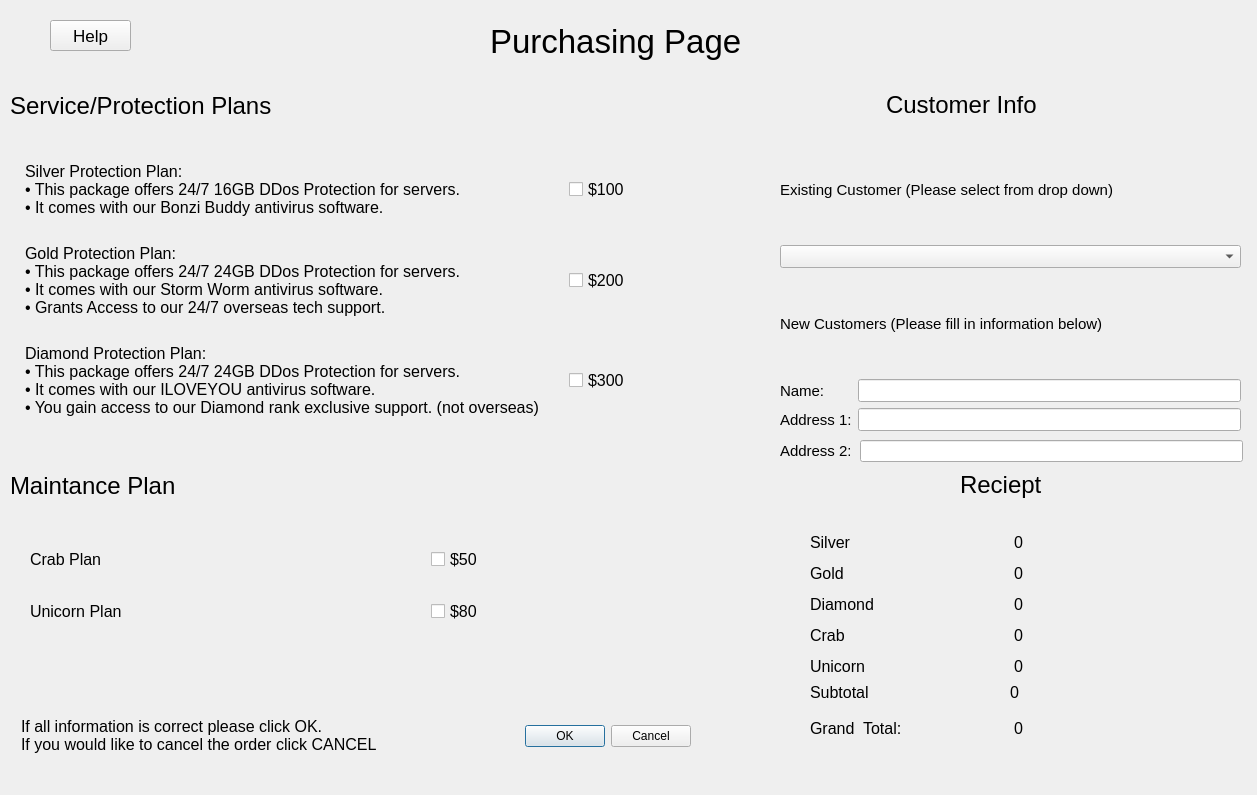
shatfield4/iCyberSecurity, file iCyberSecurity-master/iCyberSecurity-master/iCyberSecurity/purchasingpage.ui: the form before one commit.
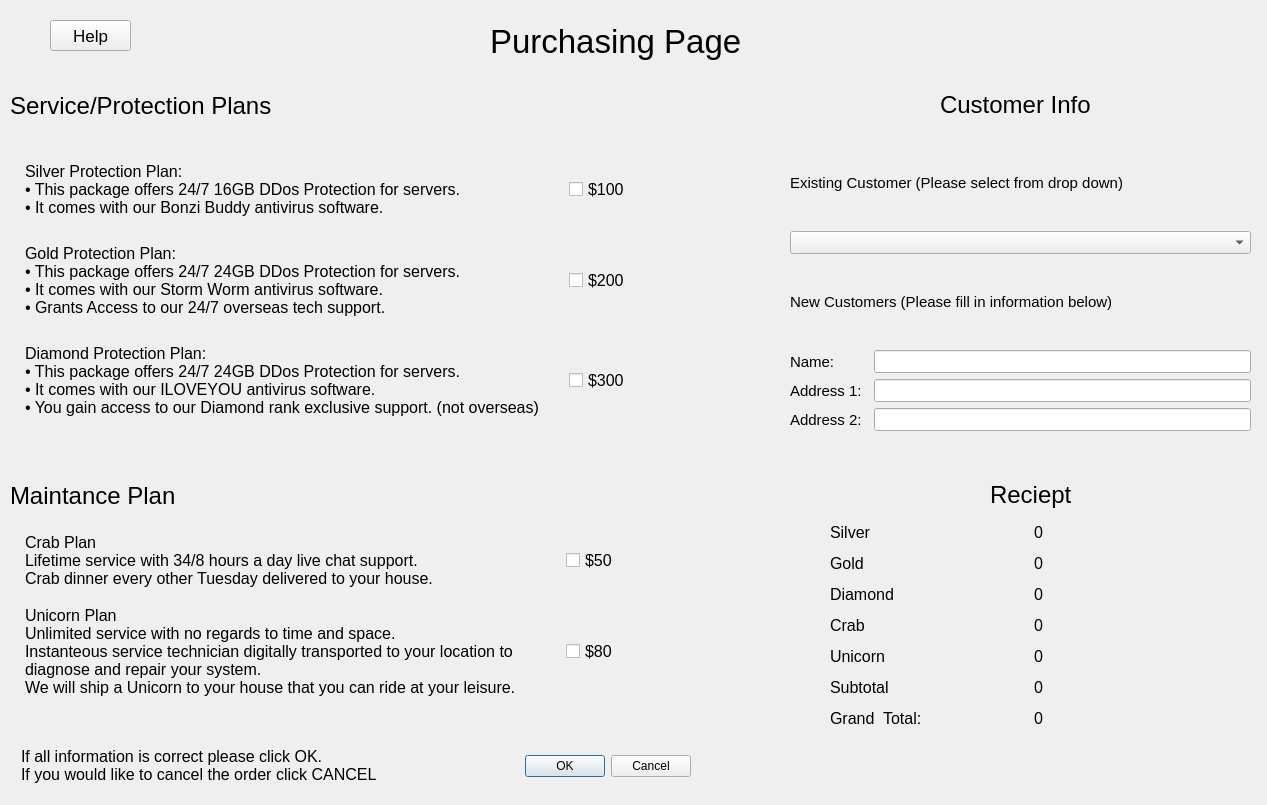
The form after the commit.

```diff
--- a/iCyberSecurity-master/iCyberSecurity-master/iCyberSecurity/purchasingpage.ui
+++ b/iCyberSecurity-master/iCyberSecurity-master/iCyberSecurity/purchasingpage.ui
@@ -6,8 +6,8 @@
    <rect>
     <x>0</x>
     <y>0</y>
-    <width>1257</width>
-    <height>795</height>
+    <width>1267</width>
+    <height>805</height>
    </rect>
   </property>
   <property name="windowTitle">
@@ -20,7 +20,7 @@
    <property name="geometry">
     <rect>
      <x>490</x>
-     <y>720</y>
+     <y>750</y>
      <width>201</width>
      <height>32</height>
     </rect>
@@ -68,11 +68,11 @@
     <string>Service/Protection Plans</string>
    </property>
   </widget>
-  <widget class="QLabel" name="label_3">
+  <widget class="QLabel" name="maintancePlanTitle">
    <property name="geometry">
     <rect>
      <x>10</x>
-     <y>470</y>
+     <y>480</y>
      <width>211</width>
      <height>31</height>
     </rect>
@@ -91,25 +91,25 @@
     <rect>
      <x>20</x>
      <y>520</y>
-     <width>721</width>
-     <height>131</height>
+     <width>762</width>
+     <height>190</height>
     </rect>
    </property>
-   <layout class="QGridLayout" name="gridLayout_2">
+   <layout class="QGridLayout" name="gridLayout_2" rowstretch="0,0">
     <property name="leftMargin">
-     <number>10</number>
+     <number>5</number>
     </property>
     <property name="topMargin">
-     <number>10</number>
+     <number>5</number>
     </property>
     <property name="rightMargin">
-     <number>10</number>
+     <number>5</number>
     </property>
     <property name="bottomMargin">
-     <number>10</number>
+     <number>5</number>
     </property>
     <property name="horizontalSpacing">
-     <number>100</number>
+     <number>50</number>
     </property>
     <property name="verticalSpacing">
      <number>10</number>
@@ -122,7 +122,9 @@
        </font>
       </property>
       <property name="text">
-       <string>Crab Plan</string>
+       <string>Crab Plan
+Lifetime service with 34/8 hours a day live chat support.
+Crab dinner every other Tuesday delivered to your house.</string>
       </property>
      </widget>
     </item>
@@ -146,7 +148,11 @@
        </font>
       </property>
       <property name="text">
-       <string>Unicorn Plan</string>
+       <string>Unicorn Plan
+Unlimited service with no regards to time and space.
+Instanteous service technician digitally transported to your location to
+diagnose and repair your system.
+We will ship a Unicorn to your house that you can ride at your leisure.</string>
       </property>
      </widget>
     </item>
@@ -167,8 +173,8 @@
   <widget class="QLabel" name="label_2">
    <property name="geometry">
     <rect>
-     <x>960</x>
-     <y>470</y>
+     <x>990</x>
+     <y>480</y>
      <width>101</width>
      <height>30</height>
     </rect>
@@ -185,9 +191,9 @@
   <widget class="QLabel" name="label_10">
    <property name="geometry">
     <rect>
-     <x>886</x>
+     <x>940</x>
      <y>90</y>
-     <width>201</width>
+     <width>177</width>
      <height>30</height>
     </rect>
    </property>
@@ -204,7 +210,7 @@
    <property name="geometry">
     <rect>
      <x>21</x>
-     <y>710</y>
+     <y>740</y>
      <width>441</width>
      <height>51</height>
     </rect>
@@ -354,7 +360,7 @@
   <widget class="QWidget" name="layoutWidget">
    <property name="geometry">
     <rect>
-     <x>780</x>
+     <x>790</x>
      <y>140</y>
      <width>461</width>
      <height>291</height>
@@ -364,28 +370,7 @@
     <property name="rightMargin">
      <number>0</number>
     </property>
-    <item row="5" column="1">
-     <widget class="QLineEdit" name="lineEdit">
-      <property name="font">
-       <font>
-        <pointsize>10</pointsize>
-       </font>
-      </property>
-     </widget>
-    </item>
-    <item row="5" column="0">
-     <widget class="QLabel" name="label_13">
-      <property name="font">
-       <font>
-        <pointsize>11</pointsize>
-       </font>
-      </property>
-      <property name="text">
-       <string>Name:</string>
-      </property>
-     </widget>
-    </item>
-    <item row="4" column="0" colspan="2">
+    <item row="4" column="0" colspan="3">
      <widget class="QLabel" name="label_12">
       <property name="font">
        <font>
@@ -397,7 +382,7 @@
       </property>
      </widget>
     </item>
-    <item row="0" column="0" colspan="2">
+    <item row="0" column="0" colspan="3">
      <widget class="QLabel" name="label_11">
       <property name="font">
        <font>
@@ -409,19 +394,7 @@
       </property>
      </widget>
     </item>
-    <item row="6" column="1">
-     <widget class="QLineEdit" name="lineEdit_2">
-      <property name="font">
-       <font>
-        <pointsize>10</pointsize>
-       </font>
-      </property>
-      <property name="text">
-       <string/>
-      </property>
-     </widget>
-    </item>
-    <item row="1" column="0" colspan="2">
+    <item row="1" column="0" colspan="3">
      <widget class="QComboBox" name="existingComboBox">
       <property name="font">
        <font>
@@ -430,6 +403,51 @@
       </property>
      </widget>
     </item>
+    <item row="6" column="2">
+     <widget class="QLineEdit" name="lineEdit_2">
+      <property name="font">
+       <font>
+        <pointsize>10</pointsize>
+       </font>
+      </property>
+      <property name="text">
+       <string/>
+      </property>
+     </widget>
+    </item>
+    <item row="7" column="0">
+     <widget class="QLabel" name="label_28">
+      <property name="font">
+       <font>
+        <pointsize>11</pointsize>
+       </font>
+      </property>
+      <property name="text">
+       <string>Address 2:</string>
+      </property>
+     </widget>
+    </item>
+    <item row="5" column="2">
+     <widget class="QLineEdit" name="lineEdit">
+      <property name="font">
+       <font>
+        <pointsize>10</pointsize>
+       </font>
+      </property>
+     </widget>
+    </item>
+    <item row="5" column="0">
+     <widget class="QLabel" name="label_13">
+      <property name="font">
+       <font>
+        <pointsize>11</pointsize>
+       </font>
+      </property>
+      <property name="text">
+       <string>Name:</string>
+      </property>
+     </widget>
+    </item>
     <item row="6" column="0">
      <widget class="QLabel" name="label_14">
       <property name="font">
@@ -442,20 +460,32 @@
       </property>
      </widget>
     </item>
+    <item row="7" column="2">
+     <widget class="QLineEdit" name="lineEdit_3">
+      <property name="font">
+       <font>
+        <pointsize>10</pointsize>
+       </font>
+      </property>
+      <property name="text">
+       <string/>
+      </property>
+     </widget>
+    </item>
    </layout>
   </widget>
   <widget class="QWidget" name="layoutWidget">
    <property name="geometry">
     <rect>
-     <x>810</x>
-     <y>530</y>
+     <x>830</x>
+     <y>520</y>
      <width>401</width>
      <height>211</height>
     </rect>
    </property>
    <layout class="QGridLayout" name="gridLayout_4">
-    <item row="3" column="1">
-     <widget class="QLabel" name="diamondPrice">
+    <item row="10" column="1">
+     <widget class="QLabel" name="totalPrice">
       <property name="font">
        <font>
         <pointsize>12</pointsize>
@@ -466,15 +496,15 @@
       </property>
      </widget>
     </item>
-    <item row="4" column="0">
-     <widget class="QLabel" name="label_15">
+    <item row="1" column="1">
+     <widget class="QLabel" name="silverPrice">
       <property name="font">
        <font>
         <pointsize>12</pointsize>
        </font>
       </property>
       <property name="text">
-       <string>Crab</string>
+       <string>0</string>
       </property>
      </widget>
     </item>
@@ -490,18 +520,6 @@
       </property>
      </widget>
     </item>
-    <item row="4" column="1">
-     <widget class="QLabel" name="crabPrice">
-      <property name="font">
-       <font>
-        <pointsize>12</pointsize>
-       </font>
-      </property>
-      <property name="text">
-       <string>0</string>
-      </property>
-     </widget>
-    </item>
     <item row="5" column="0">
      <widget class="QLabel" name="label_21">
       <property name="font">
@@ -514,6 +532,30 @@
       </property>
      </widget>
     </item>
+    <item row="10" column="0">
+     <widget class="QLabel" name="label_23">
+      <property name="font">
+       <font>
+        <pointsize>12</pointsize>
+       </font>
+      </property>
+      <property name="text">
+       <string>Grand  Total:</string>
+      </property>
+     </widget>
+    </item>
+    <item row="4" column="1">
+     <widget class="QLabel" name="crabPrice">
+      <property name="font">
+       <font>
+        <pointsize>12</pointsize>
+       </font>
+      </property>
+      <property name="text">
+       <string>0</string>
+      </property>
+     </widget>
+    </item>
     <item row="2" column="0">
      <widget class="QLabel" name="label_16">
       <property name="font">
@@ -526,6 +568,42 @@
       </property>
      </widget>
     </item>
+    <item row="3" column="1">
+     <widget class="QLabel" name="diamondPrice">
+      <property name="font">
+       <font>
+        <pointsize>12</pointsize>
+       </font>
+      </property>
+      <property name="text">
+       <string>0</string>
+      </property>
+     </widget>
+    </item>
+    <item row="2" column="1">
+     <widget class="QLabel" name="goldPrice">
+      <property name="font">
+       <font>
+        <pointsize>12</pointsize>
+       </font>
+      </property>
+      <property name="text">
+       <string>0</string>
+      </property>
+     </widget>
+    </item>
+    <item row="4" column="0">
+     <widget class="QLabel" name="label_15">
+      <property name="font">
+       <font>
+        <pointsize>12</pointsize>
+       </font>
+      </property>
+      <property name="text">
+       <string>Crab</string>
+      </property>
+     </widget>
+    </item>
     <item row="1" column="0">
      <widget class="QLabel" name="label_9">
       <property name="font">
@@ -550,8 +628,8 @@
       </property>
      </widget>
     </item>
-    <item row="1" column="1">
-     <widget class="QLabel" name="silverPrice">
+    <item row="8" column="1">
+     <widget class="QLabel" name="subtotalPrice">
       <property name="font">
        <font>
         <pointsize>12</pointsize>
@@ -562,128 +640,20 @@
       </property>
      </widget>
     </item>
-    <item row="7" column="0">
-     <widget class="QLabel" name="label_23">
+    <item row="8" column="0">
+     <widget class="QLabel" name="label_22">
       <property name="font">
        <font>
         <pointsize>12</pointsize>
        </font>
       </property>
       <property name="text">
-       <string>Grand  Total:</string>
-      </property>
-     </widget>
-    </item>
-    <item row="2" column="1">
-     <widget class="QLabel" name="goldPrice">
-      <property name="font">
-       <font>
-        <pointsize>12</pointsize>
-       </font>
-      </property>
-      <property name="text">
-       <string>0</string>
-      </property>
-     </widget>
-    </item>
-    <item row="6" column="0">
-     <widget class="QLabel" name="label_27">
-      <property name="font">
-       <font>
-        <pointsize>2</pointsize>
-       </font>
-      </property>
-      <property name="text">
-       <string/>
-      </property>
-     </widget>
-    </item>
-    <item row="7" column="1">
-     <widget class="QLabel" name="totalPrice">
-      <property name="font">
-       <font>
-        <pointsize>12</pointsize>
-       </font>
-      </property>
-      <property name="text">
-       <string>0</string>
+       <string>Subtotal</string>
       </property>
      </widget>
     </item>
    </layout>
   </widget>
-  <widget class="QLabel" name="label_28">
-   <property name="geometry">
-    <rect>
-     <x>780</x>
-     <y>440</y>
-     <width>70</width>
-     <height>22</height>
-    </rect>
-   </property>
-   <property name="font">
-    <font>
-     <pointsize>11</pointsize>
-    </font>
-   </property>
-   <property name="text">
-    <string>Address 2:</string>
-   </property>
-  </widget>
-  <widget class="QLineEdit" name="lineEdit_3">
-   <property name="geometry">
-    <rect>
-     <x>860</x>
-     <y>440</y>
-     <width>383</width>
-     <height>22</height>
-    </rect>
-   </property>
-   <property name="font">
-    <font>
-     <pointsize>10</pointsize>
-    </font>
-   </property>
-   <property name="text">
-    <string/>
-   </property>
-  </widget>
-  <widget class="QLabel" name="label_22">
-   <property name="geometry">
-    <rect>
-     <x>810</x>
-     <y>680</y>
-     <width>197</width>
-     <height>25</height>
-    </rect>
-   </property>
-   <property name="font">
-    <font>
-     <pointsize>12</pointsize>
-    </font>
-   </property>
-   <property name="text">
-    <string>Subtotal</string>
-   </property>
-  </widget>
-  <widget class="QLabel" name="subtotalPrice">
-   <property name="geometry">
-    <rect>
-     <x>1010</x>
-     <y>680</y>
-     <width>197</width>
-     <height>25</height>
-    </rect>
-   </property>
-   <property name="font">
-    <font>
-     <pointsize>12</pointsize>
-    </font>
-   </property>
-   <property name="text">
-    <string>0</string>
-   </property>
-  </widget>
  </widget>
  <resources/>
  <connections>
```
